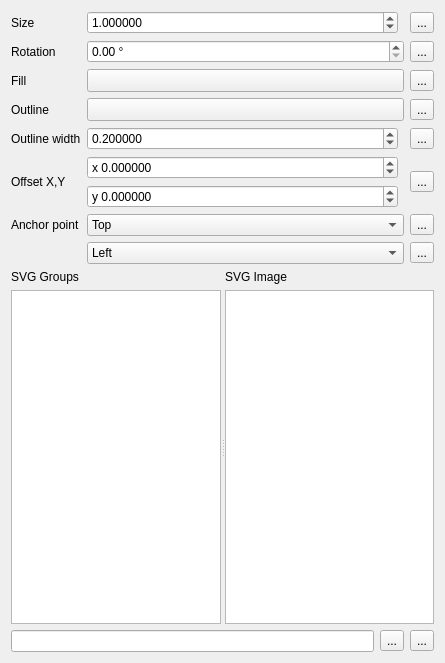
Old version of the form src/ui/symbollayer/widget_svgmarker.ui in the repository carsmie/QGIS.
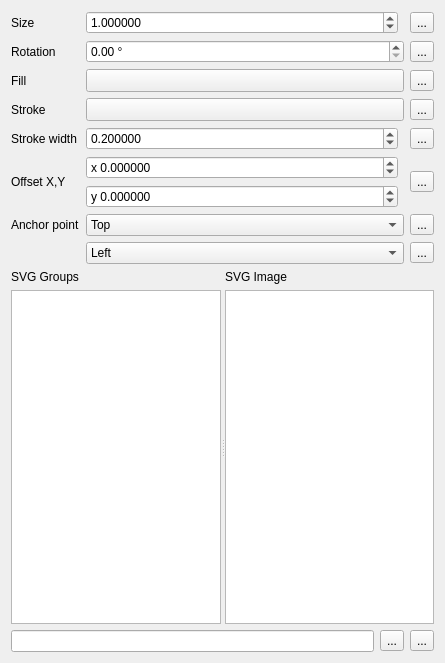
New version of the form. Custom widgets are drawn as their Qt base class.

Commit message:
[needs-docs] Rename Outline and Border -> Stroke
This change is being driven by:

- need for consistent terminology in the api. Currently there's
a confusing mix of border/outline used
- need for consistent terminology in the gui - we have a mix
of "border"/"outline"/"pen"
- bringing QGIS into line with the standard terminology used
in other graphic editing programs

What changed in the file:
```diff
--- a/src/ui/symbollayer/widget_svgmarker.ui
+++ b/src/ui/symbollayer/widget_svgmarker.ui
@@ -110,7 +110,7 @@
    <item row="4" column="0">
     <widget class="QLabel" name="mBorderWidthLabel">
      <property name="text">
-      <string>Outline width</string>
+      <string>Stroke width</string>
      </property>
     </widget>
    </item>
@@ -123,7 +123,7 @@
       </sizepolicy>
      </property>
      <property name="text">
-      <string>Outline</string>
+      <string>Stroke</string>
      </property>
     </widget>
    </item>
@@ -456,7 +456,7 @@
         </sizepolicy>
        </property>
        <property name="specialValueText">
-        <string>No outline</string>
+        <string>No stroke</string>
        </property>
        <property name="decimals">
         <number>6</number>
```
Left out of the diff: 18 changed lines with no effect on the pictures. The commit also changes 148 other files.
